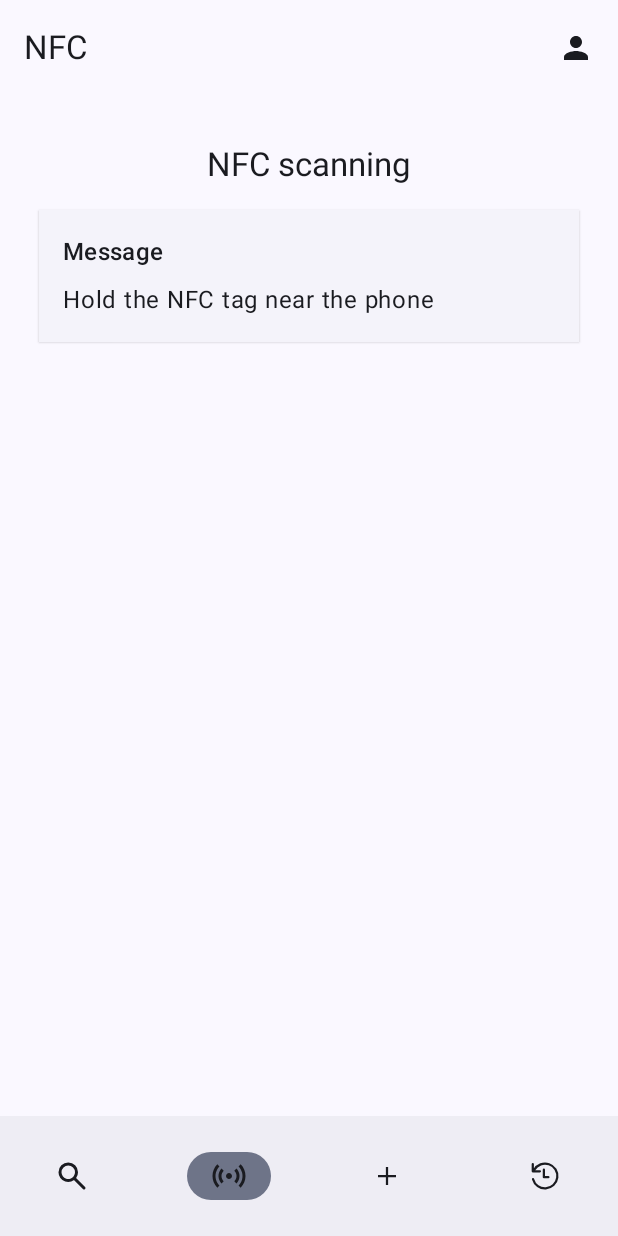
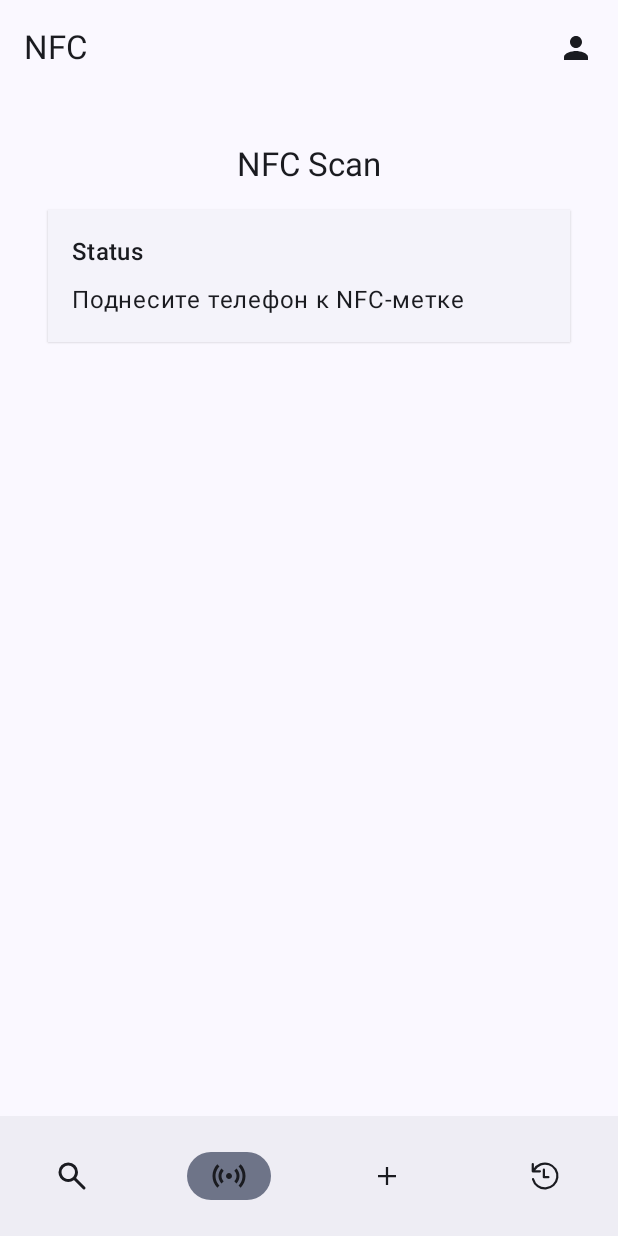
Before and after one commit to mishgan325/CowNose, an Android app built with Jetpack Compose: the NFCScreen screen opened through its navigation route, on a phone screen of 412 x 824 dp. Run offline under Robolectric (Android 15) with nearby library versions, the phone set to English and light mode, and no system bars; our stand-ins replace Dagger/Hilt's generated code, Firebase (no records; nobody signed in at launch, a user with empty details on screens opened directly), Room's generated code; libraries missing offline, so code that uses them is left out: androidx.hilt.lifecycle, com.skydoves.landscapist.

Commit message:
Update NFC

```diff
--- /dev/null
+++ b/android/app/src/main/java/ru/mishgan325/cownose/data/network/repository/CowNfcRepository.kt
@@ -0,0 +1,24 @@
+package ru.mishgan325.cownose.data.network.repository
+
+import jakarta.inject.Inject
+import ru.mishgan325.cownose.data.network.BASE_URL
+import ru.mishgan325.cownose.data.network.WebClient
+import ru.mishgan325.cownose.data.network.dto.CowByNfcResponseDTO
+import ru.mishgan325.cownose.data.network.request.RequestResult
+import ru.mishgan325.cownose.data.network.request.safeGet
+
+class CowNfcRepository @Inject constructor(webClient: WebClient) {
+    private val client = webClient.client
+
+    suspend fun findByNfcUid(nfcUidHex: String): RequestResult<CowByNfcResponseDTO> =
+        client.safeGet(urlString = "nfc/$nfcUidHex")
+}
+
+fun CowByNfcResponseDTO.fullImageUrlOrNull(): String? {
+    val path = imageUrl ?: return null
+    return if (path.startsWith("http://") || path.startsWith("https://")) {
+        path
+    } else {
+        BASE_URL.trimEnd('/') + "/" + path.trimStart('/')
+    }
+}
--- a/android/app/src/main/java/ru/mishgan325/cownose/ui/screen/app/nfc/NFCScreen.kt
+++ b/android/app/src/main/java/ru/mishgan325/cownose/ui/screen/app/nfc/NFCScreen.kt
@@ -3,68 +3,50 @@ package ru.mishgan325.cownose.ui.screen.app.nfc
 import android.app.Activity
 import android.nfc.NfcAdapter
 import android.nfc.Tag
-import android.nfc.tech.Ndef
 import androidx.compose.foundation.layout.Arrangement
 import androidx.compose.foundation.layout.Column
+import androidx.compose.foundation.layout.fillMaxHeight
 import androidx.compose.foundation.layout.fillMaxSize
 import androidx.compose.foundation.layout.fillMaxWidth
 import androidx.compose.foundation.layout.padding
+import androidx.compose.foundation.shape.RoundedCornerShape
 import androidx.compose.material3.ElevatedCard
 import androidx.compose.material3.MaterialTheme
 import androidx.compose.material3.Text
 import androidx.compose.runtime.Composable
 import androidx.compose.runtime.DisposableEffect
-import androidx.compose.runtime.mutableStateOf
+import androidx.compose.runtime.collectAsState
+import androidx.compose.runtime.getValue
 import androidx.compose.runtime.remember
 import androidx.compose.ui.Alignment
 import androidx.compose.ui.Modifier
+import androidx.compose.ui.draw.clip
 import androidx.compose.ui.platform.LocalContext
 import androidx.compose.ui.res.stringResource
 import androidx.compose.ui.unit.dp
+import com.skydoves.landscapist.glide.GlideImage
 import ru.mishgan325.cownose.R
-import java.nio.charset.Charset
 
 @Composable
-fun NFCScreen() {
+fun NFCScreen(viewModel: NFCScreenViewModel = androidx.hilt.navigation.compose.hiltViewModel()) {
     val context = LocalContext.current
     val activity = context as? Activity
-
-    val nfcMessage = remember { mutableStateOf(value = context.getString(R.string.nfc_hold_tag)) }
     val nfcAdapter = remember { NfcAdapter.getDefaultAdapter(context) }
 
-    DisposableEffect(key1 = Unit) {
+    val status by viewModel.status.collectAsState()
+    val isLoading by viewModel.isLoading.collectAsState()
+    val cowName by viewModel.cowName.collectAsState()
+    val cowImageUrl by viewModel.cowImageUrl.collectAsState()
+    val lastMilkingDate by viewModel.lastMilkingDate.collectAsState()
+    val cowPen by viewModel.cowPen.collectAsState()
+
+    DisposableEffect(Unit) {
         if (nfcAdapter != null && activity != null) {
             val callback = NfcAdapter.ReaderCallback { tag: Tag? ->
                 tag?.let {
-                    var text: String? = null
-                    val ndef = Ndef.get(it)
-
-                    if (ndef != null) {
-                        try {
-                            ndef.connect()
-                            val ndefMessage = ndef.ndefMessage
-                            val record = ndefMessage?.records?.firstOrNull()
-                            text = record?.payload?.let { payload ->
-                                if (payload.isNotEmpty()) {
-                                    val langCodeLen = payload[0].toInt() and 0x3F
-                                    String(
-                                        bytes = payload,
-                                        offset = langCodeLen + 1,
-                                        length = payload.size - langCodeLen - 1,
-                                        Charset.forName("UTF-8")
-                                    )
-                                } else null
-                            }
-                            ndef.close()
-                        } catch (e: Exception) {
-                            text = context.getString(R.string.nfc_read_error, e.localizedMessage)
-                        }
-                    }
-
-                    if (text.isNullOrBlank()) {
-                        val uid = it.id.joinToString(separator = " ") { b -> "%02X".format(b) }
-                        text = context.getString(R.string.nfc_uid, uid)
-                        nfcMessage.value = text
+                    val uidHex = it.id.joinToString("") { b -> "%02X".format(b) }
+                    activity.runOnUiThread {
+                        viewModel.onNfcDetected(uidHex)
                     }
                 }
             }
@@ -78,20 +60,21 @@ fun NFCScreen() {
                         NfcAdapter.FLAG_READER_NFC_V,
                 null
             )
-
             onDispose { nfcAdapter.disableReaderMode(activity) }
-        } else onDispose { }
+        } else {
+            onDispose { }
+        }
     }
 
     Column(
         modifier = Modifier
             .fillMaxSize()
-            .padding(horizontal = 10.dp, vertical = 16.dp),
+            .padding(16.dp),
         horizontalAlignment = Alignment.CenterHorizontally,
-        verticalArrangement = Arrangement.spacedBy(space = 16.dp)
+        verticalArrangement = Arrangement.spacedBy(16.dp)
     ) {
         Text(
-            text = stringResource(id = R.string.nfc_scanning),
+            text = stringResource(id = R.string.nfc_scan_title),
             style = MaterialTheme.typography.titleLarge,
             color = MaterialTheme.colorScheme.onSurface
         )
@@ -103,20 +86,76 @@ fun NFCScreen() {
             Column(
                 modifier = Modifier
                     .fillMaxWidth()
-                    .padding(all = 16.dp),
-                verticalArrangement = Arrangement.spacedBy(space = 8.dp)
+                    .padding(16.dp),
+                verticalArrangement = Arrangement.spacedBy(8.dp)
             ) {
                 Text(
-                    text = stringResource(id = R.string.message),
+                    text = stringResource(id = R.string.nfc_status),
                     style = MaterialTheme.typography.titleMedium,
                     color = MaterialTheme.colorScheme.onSurface
                 )
                 Text(
-                    text = nfcMessage.value,
+                    text = if (isLoading) stringResource(id = R.string.nfc_processing) else status,
                     style = MaterialTheme.typography.bodyLarge,
                     color = MaterialTheme.colorScheme.onSurface
                 )
             }
         }
+
+        Column(
+            modifier = Modifier
+                .fillMaxWidth()
+                .weight(1f),
+            horizontalAlignment = Alignment.CenterHorizontally,
+            verticalArrangement = Arrangement.spacedBy(8.dp)
+        ) {
+
+            cowImageUrl?.let { url ->
+                ElevatedCard(
+                    modifier = Modifier
+                        .fillMaxWidth()
+                        .weight(1f), // займет максимально доступное место, сохраняя пропорции
+                    shape = RoundedCornerShape(10.dp)
+                ) {
+                    GlideImage(
+                        imageModel = { url },
+                        modifier = Modifier
+                            .fillMaxWidth()
+                            .fillMaxHeight()
+                            .clip(RoundedCornerShape(10.dp))
+                    )
+                }
+            }
+
+            Column(
+                modifier = Modifier
+                    .fillMaxWidth()
+                    .padding(top = 8.dp),
+                horizontalAlignment = Alignment.Start,
+                verticalArrangement = Arrangement.spacedBy(4.dp)
+            ) {
+                cowName?.let { name ->
+                    Text(
+                        text = stringResource(id = R.string.cow_name, name),
+                        style = MaterialTheme.typography.bodyLarge,
+                        color = MaterialTheme.colorScheme.onSurface
+                    )
+                }
+                lastMilkingDate?.let { date ->
+                    Text(
+                        text = stringResource(id = R.string.last_milking_date, date),
+                        style = MaterialTheme.typography.bodyLarge,
+                        color = MaterialTheme.colorScheme.onSurface
+                    )
+                }
+                cowPen?.let { pen ->
+                    Text(
+                        text = stringResource(id = R.string.cow_pen, pen),
+                        style = MaterialTheme.typography.bodyLarge,
+                        color = MaterialTheme.colorScheme.onSurface
+                    )
+                }
+            }
+        }
     }
 }
--- /dev/null
+++ b/android/app/src/main/java/ru/mishgan325/cownose/ui/screen/app/nfc/NFCScreenViewModel.kt
@@ -0,0 +1,72 @@
+package ru.mishgan325.cownose.ui.screen.app.nfc
+
+import android.content.Context
+import androidx.lifecycle.ViewModel
+import androidx.lifecycle.viewModelScope
+import dagger.hilt.android.lifecycle.HiltViewModel
+import dagger.hilt.android.qualifiers.ApplicationContext
+import kotlinx.coroutines.flow.MutableStateFlow
+import kotlinx.coroutines.flow.asStateFlow
+import kotlinx.coroutines.launch
+import ru.mishgan325.cownose.data.network.repository.CowNfcRepository
+import ru.mishgan325.cownose.data.network.repository.fullImageUrlOrNull
+import ru.mishgan325.cownose.data.network.request.RequestResult
+import javax.inject.Inject
+
+@HiltViewModel
+class NFCScreenViewModel @Inject constructor(
+    private val repository: CowNfcRepository,
+    @ApplicationContext private val appContext: Context
+) : ViewModel() {
+
+    private val _status = MutableStateFlow("Поднесите телефон к NFC-метке")
+    val status = _status.asStateFlow()
+
+    private val _isLoading = MutableStateFlow(false)
+    val isLoading = _isLoading.asStateFlow()
+
+    private val _cowImageUrl = MutableStateFlow<String?>(null)
+    val cowImageUrl = _cowImageUrl.asStateFlow()
+
+    private val _cowName = MutableStateFlow<String?>(null)
+    val cowName = _cowName.asStateFlow()
+
+    private val _lastMilkingDate = MutableStateFlow<String?>(null)
+    val lastMilkingDate = _lastMilkingDate.asStateFlow()
+
+    private val _cowPen = MutableStateFlow<Int?>(null)
+    val cowPen = _cowPen.asStateFlow()
+
+    fun onNfcDetected(nfcUidHex: String) {
+        viewModelScope.launch {
+            _isLoading.value = true
+            _status.value = "Идёт запрос к серверу..."
+
+            when (val res = repository.findByNfcUid(nfcUidHex)) {
+                is RequestResult.Success -> {
+                    val cow = res.data
+                    _status.value = if (!cow.cowName.isNullOrBlank()) {
+                        "Найдена корова: ${cow.cowName}"
+                    } else {
+                        "Корову найдено, имя отсутствует"
+                    }
+
+                    _cowName.value = cow.cowName
+                    _cowImageUrl.value = cow.fullImageUrlOrNull()
+                    _lastMilkingDate.value = cow.lastMilkingDate
+                    _cowPen.value = cow.cowPen
+                }
+
+                is RequestResult.Failure -> {
+                    _status.value = "Ошибка: ${res.error ?: "неизвестная"}"
+                    _cowName.value = null
+                    _cowImageUrl.value = null
+                    _lastMilkingDate.value = null
+                    _cowPen.value = null
+                }
+            }
+
+            _isLoading.value = false
+        }
+    }
+}
--- a/android/app/src/main/res/values/strings.xml
+++ b/android/app/src/main/res/values/strings.xml
@@ -56,4 +56,10 @@
     <string name="already_have_account">Already have an account? Sign in</string>
     <string name="download_gallery">Download from gallery</string>
     <string name="strangers_cow">Stranger\'s cow</string>
+    <string name="nfc_scan_title">NFC Scan</string>
+    <string name="nfc_status">Status</string>
+    <string name="nfc_processing">Processing...</string>
+    <string name="cow_name">Cow Name: %1$s</string>
+    <string name="last_milking_date">Last Milking Date: %1$s</string>
+    <string name="cow_pen">Pen: %1$d</string>
 </resources>
```
Also changed, not shown: 1 other file.
